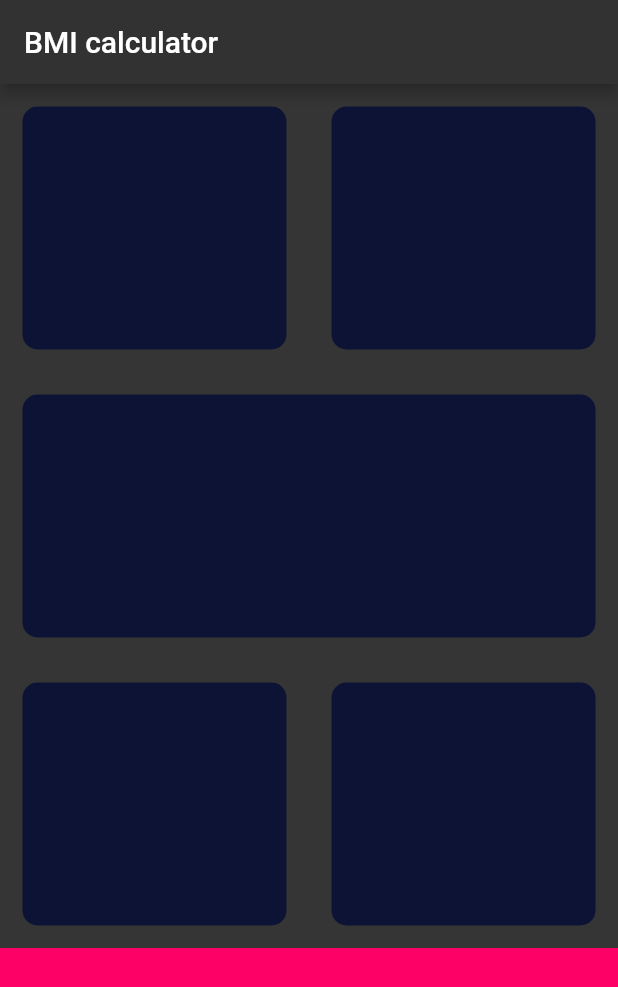
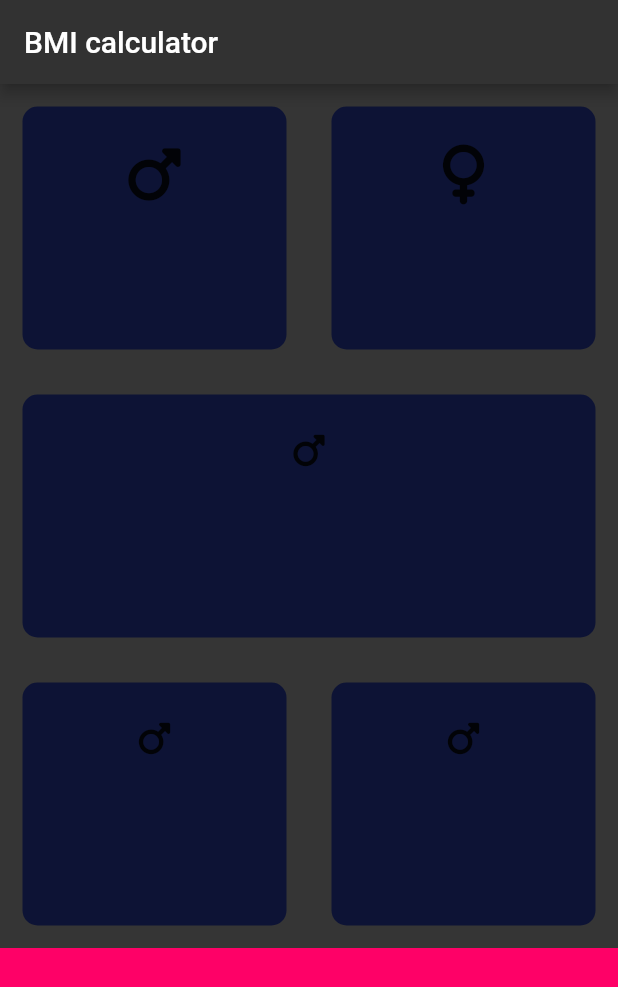
Before and after one commit to Aayush-310/bmicalc, a Flutter app: the screen it shows after launch, on a phone screen of 412 x 824 dp. Shown: the top 987 px of the screen. Run offline on Flutter 3.47's test engine with Material 2 defaults, Android fonts, the phone set to English and light mode, and no system bars; our stand-ins replace font_awesome_flutter.

Commit message:
all crads generated

```diff
--- a/lib/input_page.dart
+++ b/lib/input_page.dart
@@ -1,4 +1,5 @@
 import 'package:flutter/material.dart';
+import 'package:font_awesome_flutter/font_awesome_flutter.dart';
 import 'reusable_container.dart';
 
 //defining the constants
@@ -25,23 +26,45 @@ class _InputPageState extends State<InputPage> {
           Expanded(
             //first row with two containers
             child: Row(
-              children: const <Widget>[
+              children: <Widget>[
                 Expanded(
                   child: ReusableCard(
                     colour: activeCardColour,
+                    cardChild: Column(
+                      children: const <Widget>[
+                        Icon(
+                          FontAwesomeIcons.mars,
+                          size: 40.0,
+                        )
+                      ],
+                    ),
                   ),
                 ),
-                Expanded(child: ReusableCard(colour: activeCardColour))
+                Expanded(
+                    child: ReusableCard(
+                  colour: activeCardColour,
+                  cardChild: Column(
+                    children: const [
+                      Icon(
+                        FontAwesomeIcons.venus,
+                        size: 40.0,
+                      )
+                    ],
+                  ),
+                ))
               ],
             ),
           ),
           Expanded(
             //second row with one container
             child: Row(
-              children: const [
+              children: [
                 Expanded(
                     child: ReusableCard(
                   colour: activeCardColour,
+                  cardChild: Column(
+                    children: const [Icon(FontAwesomeIcons.mars)],
+                  ),
                 )),
               ],
             ),
@@ -49,11 +72,21 @@ class _InputPageState extends State<InputPage> {
           Expanded(
             //last row with two expanded containers
             child: Row(
-              children: const [
+              children: [
                 Expanded(
-                  child: ReusableCard(colour: activeCardColour),
+                  child: ReusableCard(
+                    colour: activeCardColour,
+                    cardChild: Column(
+                      children: const [Icon(FontAwesomeIcons.mars)],
+                    ),
+                  ),
                 ),
-                Expanded(child: ReusableCard(colour: activeCardColour))
+                Expanded(
+                    child: ReusableCard(
+                  colour: activeCardColour,
+                  cardChild:
+                      Column(children: const [Icon(FontAwesomeIcons.mars)]),
+                ))
               ],
             ),
           ),
--- a/lib/reusable_container.dart
+++ b/lib/reusable_container.dart
@@ -8,13 +8,15 @@ class ReusableCard extends StatelessWidget {
 
   //constructors are needed for the property that is to be set while using the class
   // ignore: use_key_in_widget_constructors
-  const ReusableCard({required this.colour});
+  const ReusableCard({required this.colour, required this.cardChild});
 
   final Color colour;
+  final Widget cardChild;
 
   @override
   Widget build(BuildContext context) {
     return Container(
+      child: cardChild,
       margin: const EdgeInsets.all(15.0),
       decoration: const BoxDecoration(
           borderRadius: BorderRadius.all(Radius.circular(10.0)),
--- a/pubspec.yaml
+++ b/pubspec.yaml
@@ -34,6 +34,7 @@ dependencies:
   # The following adds the Cupertino Icons font to your application.
   # Use with the CupertinoIcons class for iOS style icons.
   cupertino_icons: ^1.0.2
+  font_awesome_flutter: ^10.1.0
 
 dev_dependencies:
   flutter_test:
```
Also changed, not shown: pubspec.lock.
